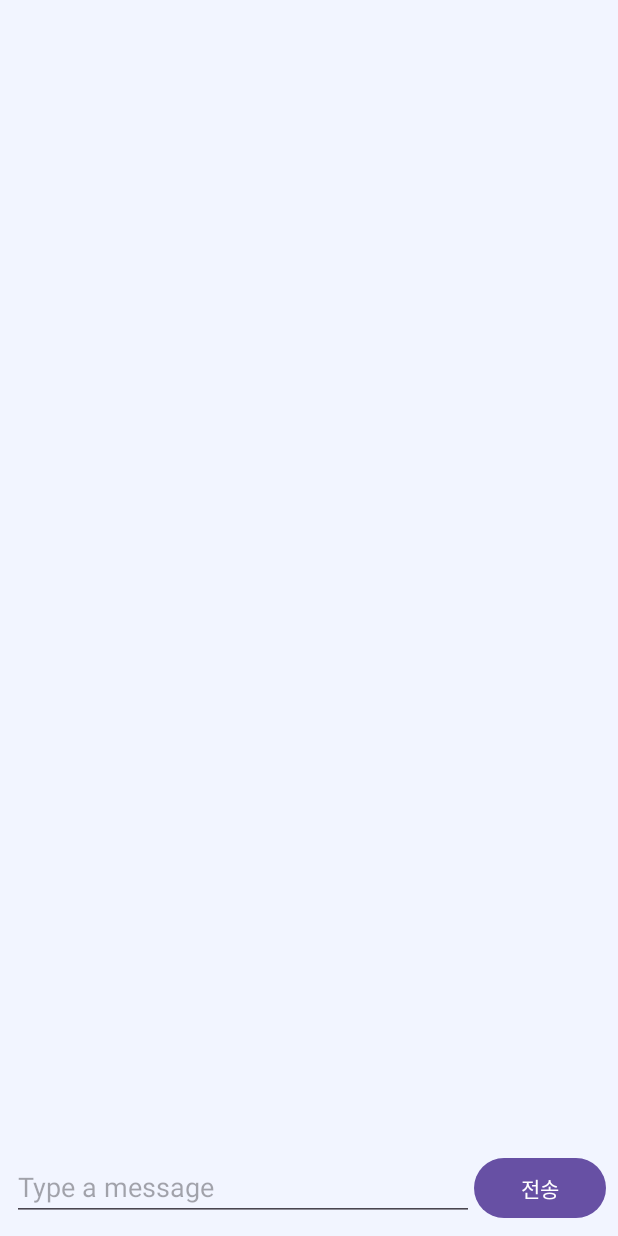
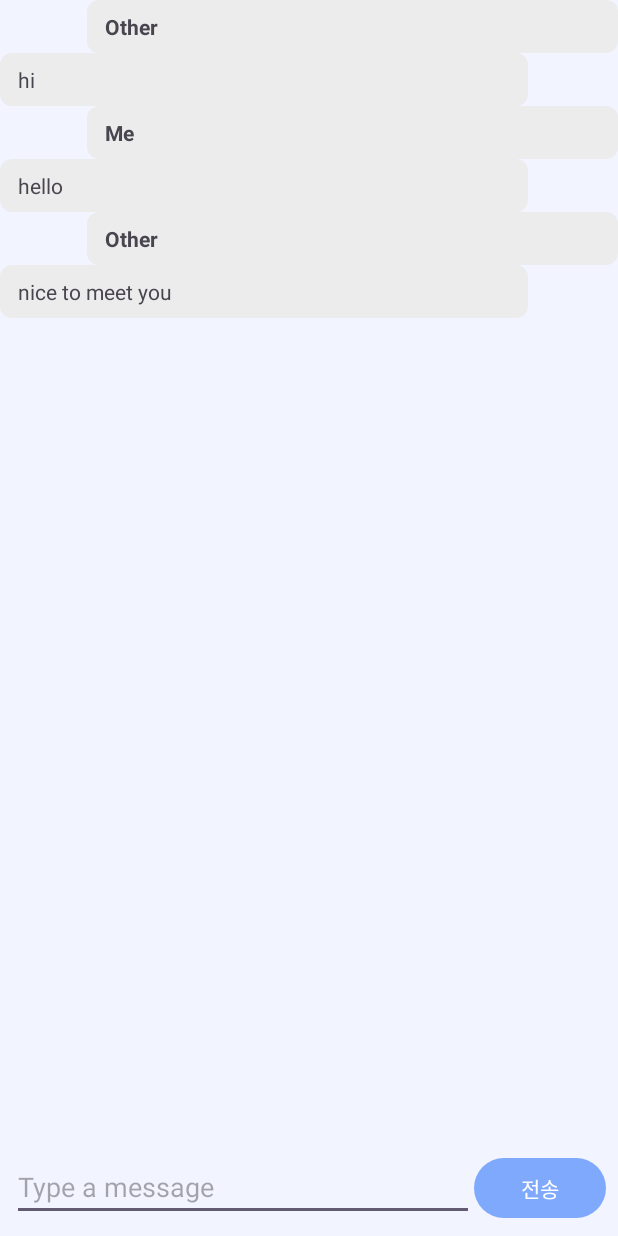
Before and after one commit to HANIUM-MindFriend/mindfriend-front, an Android app: the screen it shows after launch (MainActivity before the commit, MessageActivity after it), after a tap on an icon or button, on a phone screen of 412 x 824 dp. Run offline under Robolectric (Android 15) with nearby library versions, the phone set to English and light mode, and no system bars.

Commit message:
feat: 채팅 메세지박스

```diff
--- a/app/src/main/AndroidManifest.xml
+++ b/app/src/main/AndroidManifest.xml
@@ -21,6 +21,15 @@
                 <category android:name="android.intent.category.LAUNCHER" />
             </intent-filter>
         </activity>
+        <activity
+            android:name=".MessageActivity"
+            android:exported="true">
+<!--            <intent-filter>-->
+<!--                <action android:name="android.intent.action.MAIN" />-->
+
+<!--                <category android:name="android.intent.category.LAUNCHER" />-->
+<!--            </intent-filter>-->
+        </activity>
     </application>
 
 </manifest>
--- a/app/src/main/java/com/example/mindfriendfront/MainActivity.kt
+++ b/app/src/main/java/com/example/mindfriendfront/MainActivity.kt
@@ -1,6 +1,9 @@
 package com.example.mindfriendfront
+import android.content.Intent
 import android.graphics.Color
 import androidx.appcompat.app.AppCompatActivity
+import com.example.mindfriendfront.MessageActivity
+
 import android.os.Bundle
 
 import android.widget.Button
@@ -29,10 +32,9 @@ class MainActivity : AppCompatActivity() {
 
         // 분석 버튼 클릭 시 동작 추가
         btnAnalysis.setOnClickListener {
-            // 분석 화면으로 이동하는 동작 구현
-            setContentView(R.layout.activity_chat)
+            val intent = Intent(this, MessageActivity::class.java)
+            startActivity(intent)
         }
-
         // 홈 버튼 클릭 시 동작 추가
         btnHome.setOnClickListener {
             Toast.makeText(applicationContext, "홈 클릭", Toast.LENGTH_SHORT).show()
--- a/app/src/main/java/com/example/mindfriendfront/message.kt
+++ b/app/src/main/java/com/example/mindfriendfront/MessageActivity.kt
@@ -1,3 +1,5 @@
+package com.example.mindfriendfront
+
 import android.graphics.Color
 import android.os.Bundle
 import android.view.LayoutInflater
@@ -9,18 +11,14 @@ import android.widget.Toast
 import androidx.appcompat.app.AppCompatActivity
 import com.example.mindfriendfront.R
 
-class message : AppCompatActivity() {
+class MessageActivity : AppCompatActivity() {
     private lateinit var messageContainer: LinearLayout
     private lateinit var messageEditText: EditText
     private lateinit var sendButton: Button
 
     override fun onCreate(savedInstanceState: Bundle?) {
-
-        Toast.makeText(applicationContext, "홈 클릭", Toast.LENGTH_SHORT).show()
-
         super.onCreate(savedInstanceState)
         setContentView(R.layout.activity_chat)
-//        setContentView(R.layout.activity_message_item)
 
         messageContainer = findViewById(R.id.messageContainer)
         messageEditText = findViewById(R.id.messageEditText)
@@ -28,7 +26,7 @@ class message : AppCompatActivity() {
         sendButton.setBackgroundColor(Color.parseColor("#7ea9fd"))
 
         sendButton.setOnClickListener {
-
+            Toast.makeText(applicationContext, "버튼이 눌렸네요", Toast.LENGTH_SHORT).show()
             val message = messageEditText.text.toString().trim()
             if (message.isNotEmpty()) {
                 addMessage("Me", message)
@@ -43,6 +41,7 @@ class message : AppCompatActivity() {
     }
 
     private fun addMessage(sender: String, message: String) {
+        Toast.makeText(applicationContext, "addMessage 함수 실행", Toast.LENGTH_SHORT).show()
         val messageView = LayoutInflater.from(this).inflate(R.layout.activity_message_item, null)
 
         val senderTextView = messageView.findViewById<TextView>(R.id.senderTextView)
--- a/app/src/main/res/layout/activity_message_item.xml
+++ b/app/src/main/res/layout/activity_message_item.xml
@@ -9,7 +9,10 @@
         android:layout_width="354dp"
         android:layout_height="wrap_content"
         android:background="@drawable/message_box"
-        android:textStyle="bold" />
+        android:textStyle="bold"
+        android:layout_gravity="end"
+        android:marginRight="0dp" />
+
 
     <TextView
         android:id="@+id/messageTextView"
```
